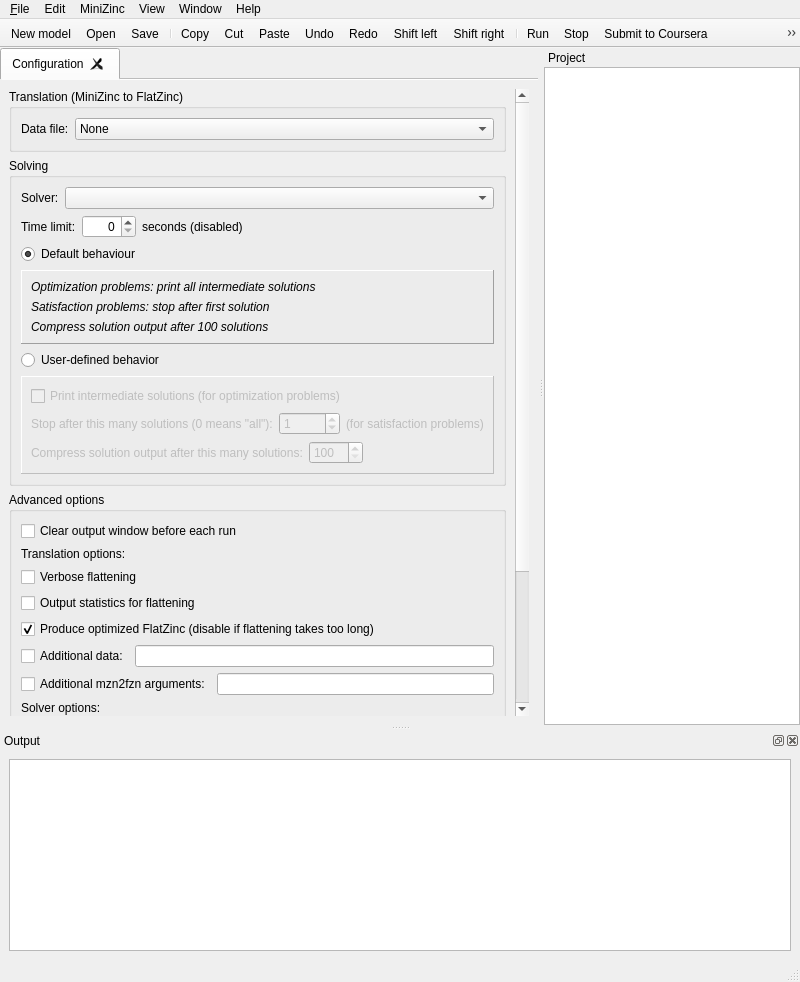
The window that MiniZincIDE/mainwindow.ui (MiniZinc/MiniZincIDE) describes before a commit, drawn with Qt 5.
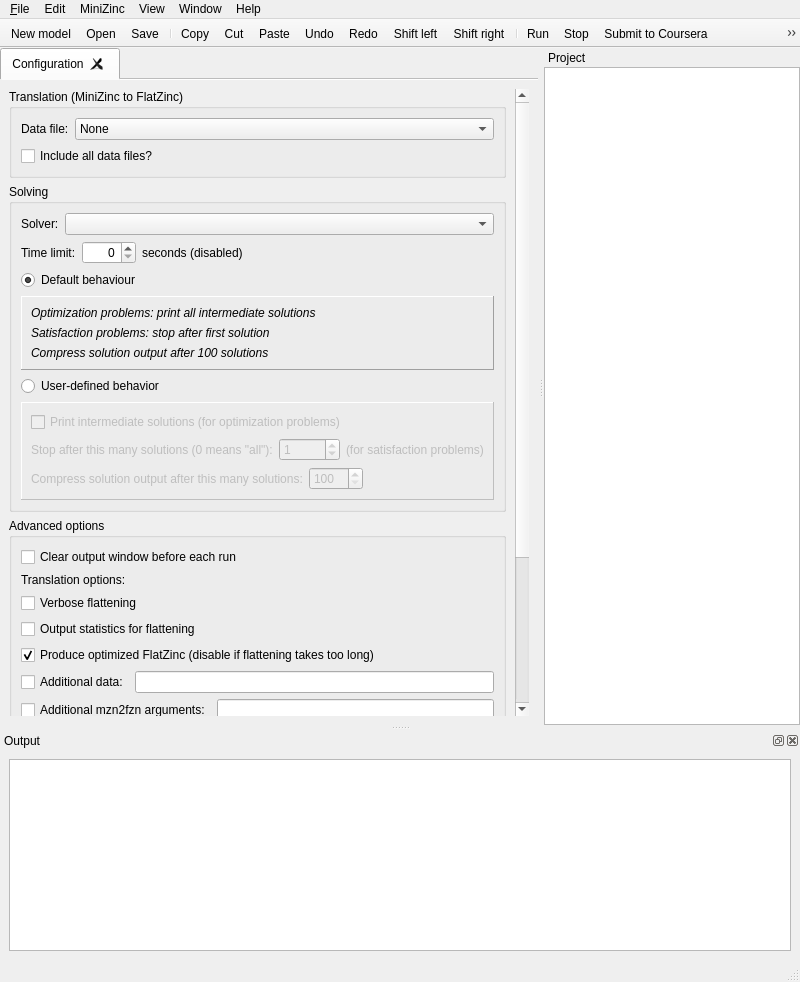
The same window after the commit. Icons and pictures are not drawn. Custom widgets are drawn as their Qt base class.

Commit message:
Added "Include all data files?" checkbox to configuration dialog support tools like Globalizer.
Also added temporary bundled Globalizer solver specification.
Globalizer currently requires a '-I' option that points to a

```diff
--- a/MiniZincIDE/mainwindow.ui
+++ b/MiniZincIDE/mainwindow.ui
@@ -142,6 +142,13 @@
                  </item>
                 </layout>
                </item>
+               <item>
+                <widget class="QCheckBox" name="conf_all_data">
+                 <property name="text">
+                  <string>Include all data files?</string>
+                 </property>
+                </widget>
+               </item>
               </layout>
              </widget>
             </item>
```
The commit also changes 5 other files.
